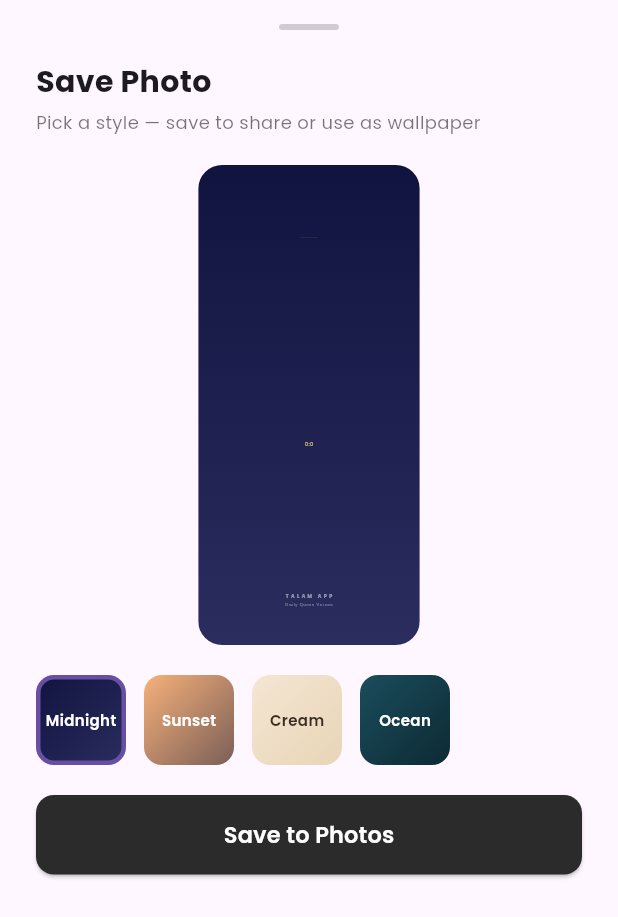
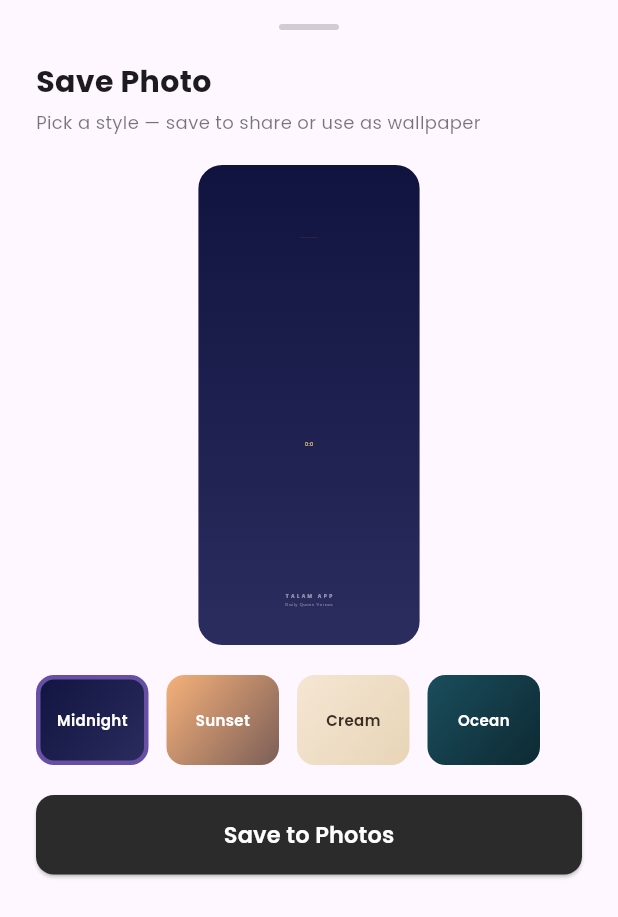
Before and after one commit to IsmailAbdirahman/talam, a Flutter app: the WallpaperSheet widget shown alone on an empty page, opened directly with empty values, on a phone screen of 412 x 824 dp. Shown: the top 917 px of the screen. Run offline on Flutter 3.47's test engine with Material 3 defaults, Android fonts, the phone set to English and light mode, and no system bars; our stand-ins replace auto_size_text, awesome_notifications, flutter_riverpod, freezed_annotation, go_router, google_fonts and 8 more; missing offline and left inert: gal; accounts and stored records are empty; generated files the repository leaves out were written again; network calls fail.

Commit message:
fixed wallpaperand ayah text extra numbers

```diff
--- a/lib/features/home/domain/quran_ayah.dart
+++ b/lib/features/home/domain/quran_ayah.dart
@@ -35,8 +35,10 @@ abstract class QuranVerse with _$QuranVerse {
       _$QuranVerseFromJson(json);
 }
 
-String _translationFromJson(Map<String, dynamic> json) =>
-    json['sahih_international'] as String;
+String _translationFromJson(Map<String, dynamic> json) {
+  final raw = json['sahih_international'] as String;
+  return raw.replaceAll(RegExp(r'\s*;\d+'), '').trim();
+}
 
 Map<String, dynamic> _translationToJson(String translation) => {
   'sahih_international': translation,
--- a/lib/features/wallpaper/presentation/wallpaper_sheet.dart
+++ b/lib/features/wallpaper/presentation/wallpaper_sheet.dart
@@ -167,7 +167,7 @@ class _WallpaperSheetState extends ConsumerState<WallpaperSheet> {
                   return GestureDetector(
                     onTap: () => setState(() => selectedStyle = index),
                     child: Container(
-                      width: 60,
+                      width: 75,
                       decoration: BoxDecoration(
                         borderRadius: BorderRadius.circular(12),
                         gradient: LinearGradient(
```
Also changed, not shown: lib/features/auth/presentation/providers/auth_controller.g.dart, lib/features/home/domain/hadith.dart (deleted).
